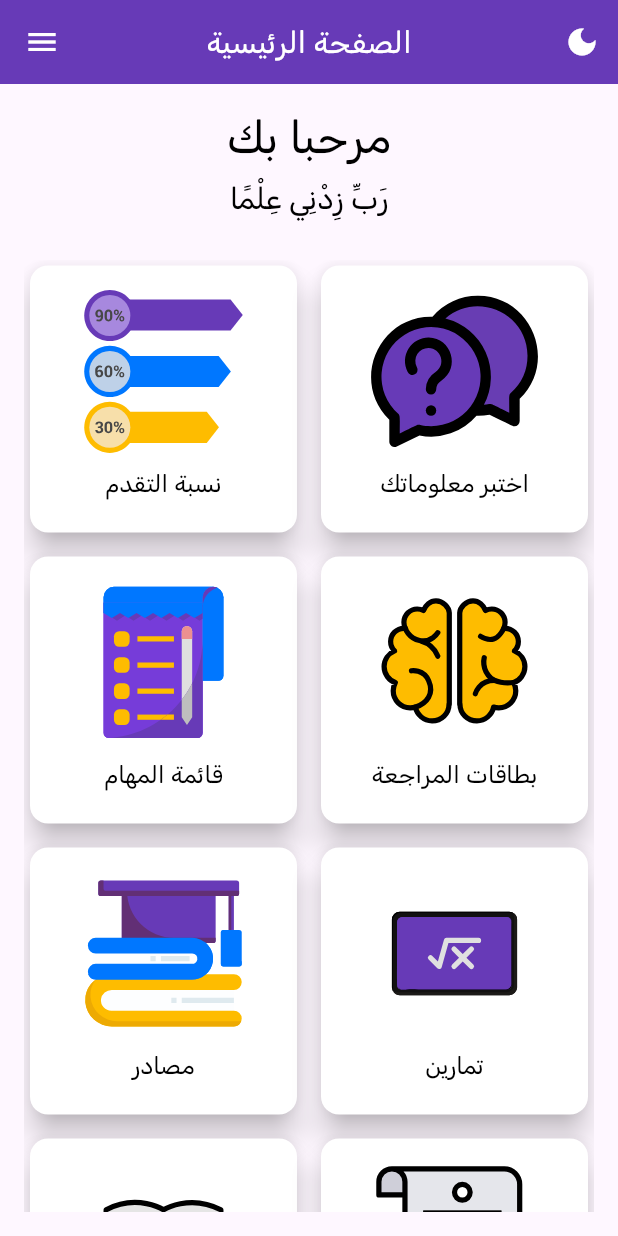
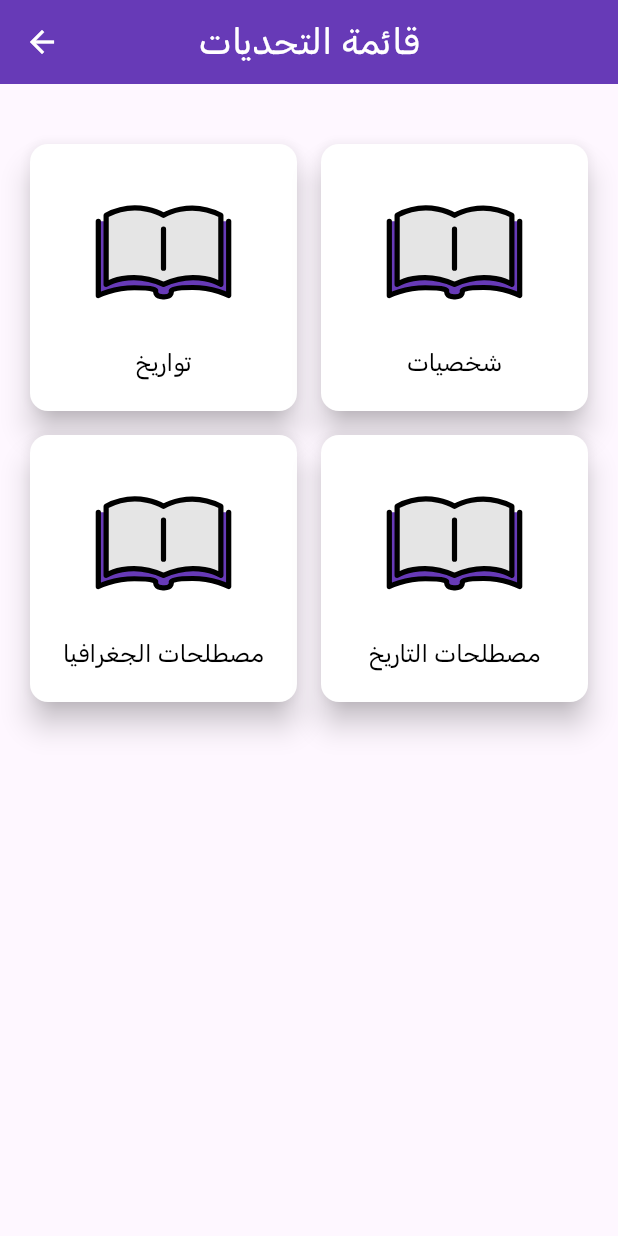
Before and after one commit to mohammed-el-amine-kichah/bac-helper-science, a Flutter app: the screen it shows after launch, after a tap on "اختبر معلوماتك", on a phone screen of 412 x 824 dp. Run offline on Flutter 3.47's test engine with Material 3 defaults, Android fonts, the phone set to English and light mode, and no system bars; our stand-ins replace animated_splash_screen, flip_card, flutter_svg, lottie, shared_preferences, sqflite; accounts and stored records are empty.

Commit message:
quiz selection screen

```diff
--- a/lib/screens/home_page.dart
+++ b/lib/screens/home_page.dart
@@ -2,6 +2,7 @@
 
 import 'package:bac_helper_sc/components/feature_card.dart';
 import 'package:bac_helper_sc/screens/modules_screen.dart';
+import 'package:bac_helper_sc/screens/quiz_selection_screen.dart';
 import 'package:flutter/material.dart';
 import 'package:provider/provider.dart';
 import 'package:url_launcher/url_launcher.dart';
@@ -147,6 +148,7 @@ class HomePage extends StatelessWidget {
                          imageAsset:  'assets/images/quiz.svg',
                          title: 'اختبر معلوماتك',
                          onTap: (){
+                           Navigator.push(context, MaterialPageRoute(builder: (context) => const QuizSelectionScreen()));
 
                          }
                      ),
--- a/lib/screens/modules_screen.dart
+++ b/lib/screens/modules_screen.dart
@@ -1,9 +1,7 @@
 import 'package:flutter/material.dart';
-import 'package:provider/provider.dart';
 import '../components/feature_card.dart';
 import '../flashCards/sc_flash_card.dart';
 import '../models/content_type.dart';
-import '../provider/dark_mode.dart';
 
 class Subject {
   final String name;
@@ -19,7 +17,7 @@ class ModulesScreen extends StatelessWidget {
 
   @override
   Widget build(BuildContext context) {
-    final themeNotifier = Provider.of<ThemeNotifier>(context);
+
 
     final List<Subject> subjects = [
       Subject(name: 'الرياضيات', asset: 'assets/images/lessons.svg'),
--- /dev/null
+++ b/lib/screens/quiz_selection_screen.dart
@@ -0,0 +1,70 @@
+import 'package:bac_helper_sc/components/feature_card.dart';
+import 'package:flutter/material.dart';
+
+class Quiz {
+  final String type;
+  final String asset;
+
+  Quiz({required this.type, required this.asset});
+}
+
+class QuizSelectionScreen extends StatelessWidget {
+  const QuizSelectionScreen({super.key});
+
+  @override
+  Widget build(BuildContext context) {
+    final List<Quiz> quizzes = [
+      Quiz(type: 'تواريخ', asset: 'assets/images/lessons.svg'),
+      Quiz(type: 'شخصيات', asset: 'assets/images/lessons.svg'),
+      Quiz(type: 'مصطلحات الجغرافيا', asset: 'assets/images/lessons.svg'),
+      Quiz(type: 'مصطلحات التاريخ', asset: 'assets/images/lessons.svg'),
+
+    ];
+
+
+    return SafeArea(
+        child: Scaffold(
+          appBar: AppBar(
+            leading: GestureDetector(
+                child: const Icon(Icons.arrow_back,color: Colors.white,),
+                onTap: (){
+                  Navigator.pop(context);
+                }
+            ),
+            centerTitle: true,
+            backgroundColor: Colors.deepPurple,
+            title: const Text('قائمة التحديات',style: TextStyle(color: Colors.white,fontSize: 24),),
+          ),
+          body: Container(
+            width: double.infinity,
+            padding: EdgeInsets.all(16),
+            child: Column(
+              crossAxisAlignment: CrossAxisAlignment.center,
+              children: [
+                const SizedBox(height: 20),
+                Expanded(
+                    child: GridView.count(
+                        crossAxisCount: 2,
+                      crossAxisSpacing: 8,
+                      mainAxisSpacing: 8,
+                      children: quizzes.map( (quiz) =>
+                          FeatureCardComponent(
+                              imageAsset: quiz.asset,
+                              title: quiz.type,
+                              onTap: () {
+
+                              })
+
+                      ).toList(
+
+                      ),
+                    )
+                )
+
+              ],
+            ),
+
+          ),
+        ));
+  }
+}
```
Also changed, not shown: lib/models/database_helper.dart (+39 -0 lines).
